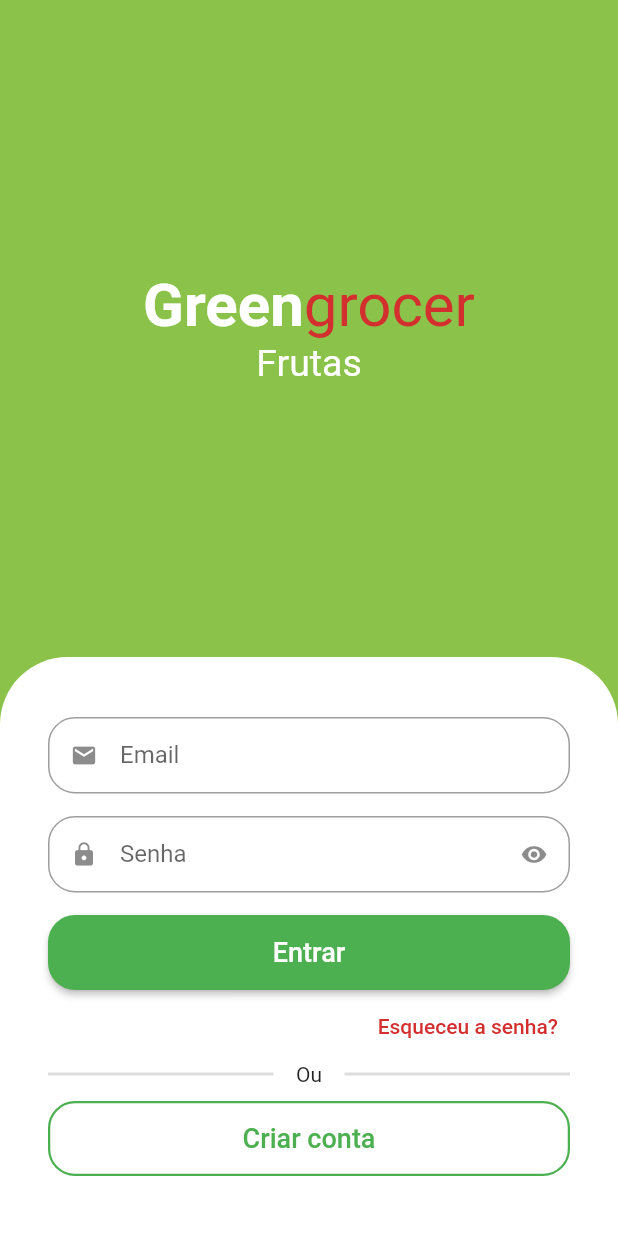
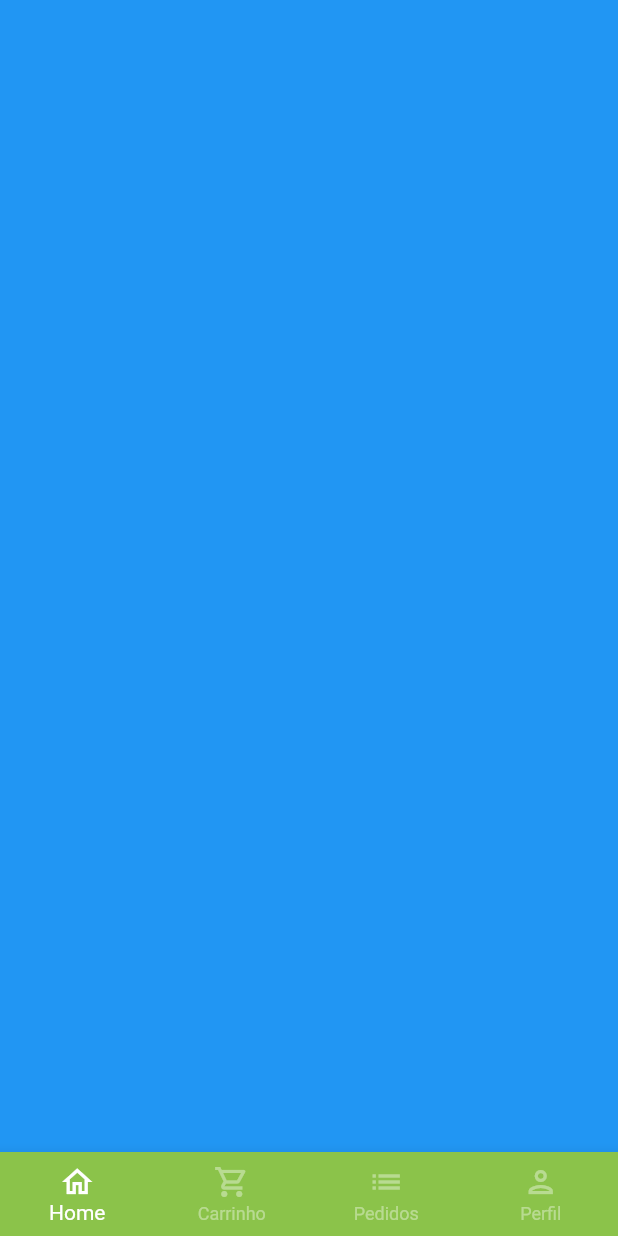
Before and after one commit to tiagodnzz/greengrocer, a Flutter app: the screen it shows after launch, after a tap on "Entrar", on a phone screen of 412 x 824 dp. Run offline on Flutter 3.47's test engine with Material 2 defaults, Android fonts, the phone set to English and light mode, and no system bars; drawn by our look-alikes of animated_text_kit; our stand-ins replace mask_text_input_formatter.

Commit message:
Criando base de telas e menu home

```diff
--- a/lib/src/auth/sign_in_screen.dart
+++ b/lib/src/auth/sign_in_screen.dart
@@ -2,6 +2,7 @@ import 'package:animated_text_kit/animated_text_kit.dart';
 import 'package:flutter/material.dart';
 import 'package:greengrocer/src/auth/components/custom_text_field.dart';
 import 'package:greengrocer/src/auth/sign_up_screen.dart';
+import 'package:greengrocer/src/base/base_screen.dart';
 import 'package:greengrocer/src/config/custom_colors.dart';
 
 class SignInScreen extends StatelessWidget {
@@ -9,7 +10,6 @@ class SignInScreen extends StatelessWidget {
 
   @override
   Widget build(BuildContext context) {
-
     final size = MediaQuery.of(context).size;
 
     return Scaffold(
@@ -24,10 +24,8 @@ class SignInScreen extends StatelessWidget {
                 child: Column(
                   mainAxisAlignment: MainAxisAlignment.center,
                   children: [
-
                     //Nome do App
-                    Text.rich(
-                      TextSpan(
+                    Text.rich(TextSpan(
                         style: const TextStyle(
                           fontSize: 40,
                         ),
@@ -36,17 +34,13 @@ class SignInScreen extends StatelessWidget {
                               text: 'Green',
                               style: TextStyle(
                                   color: Colors.white,
-                                  fontWeight: FontWeight.bold
-                              )
-                          ),
+                                  fontWeight: FontWeight.bold)),
                           TextSpan(
                               text: 'grocer',
                               style: TextStyle(
                                 color: CustomColors.customContrastColor,
                               )),
-                        ]
-                      )
-                    ),
+                        ])),
 
                     //Categorias
                     SizedBox(
@@ -65,8 +59,7 @@ class SignInScreen extends StatelessWidget {
                               FadeAnimatedText('Carnes'),
                               FadeAnimatedText('Cereais'),
                               FadeAnimatedText('Laticinios'),
-                          ]
-                        ),
+                            ]),
                       ),
                     )
                   ],
@@ -75,10 +68,12 @@ class SignInScreen extends StatelessWidget {
 
               //Form
               Container(
-                padding: const EdgeInsets.symmetric(horizontal: 32, vertical: 40),
+                padding:
+                    const EdgeInsets.symmetric(horizontal: 32, vertical: 40),
                 decoration: const BoxDecoration(
                     color: Colors.white,
-                    borderRadius: BorderRadius.vertical(top: Radius.circular(45))),
+                    borderRadius:
+                        BorderRadius.vertical(top: Radius.circular(45))),
                 child: Column(
                   crossAxisAlignment: CrossAxisAlignment.stretch,
                   children: [
@@ -102,7 +97,12 @@ class SignInScreen extends StatelessWidget {
                           style: ElevatedButton.styleFrom(
                               shape: RoundedRectangleBorder(
                                   borderRadius: BorderRadius.circular(18))),
-                          onPressed: () {},
+                          onPressed: () {
+                            Navigator.of(context).pushReplacement(
+                                MaterialPageRoute(builder: (c) {
+                              return const BaseScreen();
+                            }));
+                          },
                           child: const Text(
                             'Entrar',
                             style: TextStyle(fontSize: 18),
@@ -114,9 +114,10 @@ class SignInScreen extends StatelessWidget {
                       alignment: Alignment.centerRight,
                       child: TextButton(
                           onPressed: () {},
-                          child:  Text(
+                          child: Text(
                             'Esqueceu a senha?',
-                            style: TextStyle(color: CustomColors.customContrastColor),
+                            style: TextStyle(
+                                color: CustomColors.customContrastColor),
                           )),
                     ),
 
@@ -155,9 +156,8 @@ class SignInScreen extends StatelessWidget {
                               side: const BorderSide(
                                   width: 1.5, color: Colors.green)),
                           onPressed: () {
-                            Navigator.of(context).push(
-                              MaterialPageRoute(builder: (c) => SignUpScreen())
-                            );
+                            Navigator.of(context).push(MaterialPageRoute(
+                                builder: (c) => SignUpScreen()));
                           },
                           child: const Text(
                             'Criar conta',
--- /dev/null
+++ b/lib/src/base/base_screen.dart
@@ -0,0 +1,60 @@
+import 'package:flutter/material.dart';
+import 'package:greengrocer/src/config/custom_colors.dart';
+
+class BaseScreen extends StatefulWidget {
+  const BaseScreen({super.key});
+
+  @override
+  State<BaseScreen> createState() => _BaseScreenState();
+}
+
+class _BaseScreenState extends State<BaseScreen> {
+  int currentIndex = 0;
+  final pageController = PageController();
+
+  @override
+  Widget build(BuildContext context) {
+    return Scaffold(
+      body: PageView(
+        physics: const NeverScrollableScrollPhysics(),
+        controller: pageController,
+        children: [
+          Container(
+            color: Colors.blue,
+          ),
+          Container(
+            color: Colors.green,
+          ),
+          Container(
+            color: Colors.red,
+          ),
+          Container(
+            color: Colors.deepPurple,
+          ),
+        ],
+      ),
+      bottomNavigationBar: BottomNavigationBar(
+        currentIndex: currentIndex,
+        onTap: (index) {
+          setState(() {
+            currentIndex = index;
+            pageController.jumpToPage(index);
+          });
+        },
+        type: BottomNavigationBarType.fixed,
+        backgroundColor: CustomColors.customSwatchColor,
+        selectedItemColor: Colors.white,
+        unselectedItemColor: Colors.white.withAlpha(100),
+        items: const [
+          BottomNavigationBarItem(
+              icon: Icon(Icons.home_outlined), label: 'Home'),
+          BottomNavigationBarItem(
+              icon: Icon(Icons.shopping_cart_outlined), label: 'Carrinho'),
+          BottomNavigationBarItem(icon: Icon(Icons.list), label: 'Pedidos'),
+          BottomNavigationBarItem(
+              icon: Icon(Icons.person_outlined), label: 'Perfil'),
+        ],
+      ),
+    );
+  }
+}
```
Lines whose indentation alone changed are shown as unchanged.
